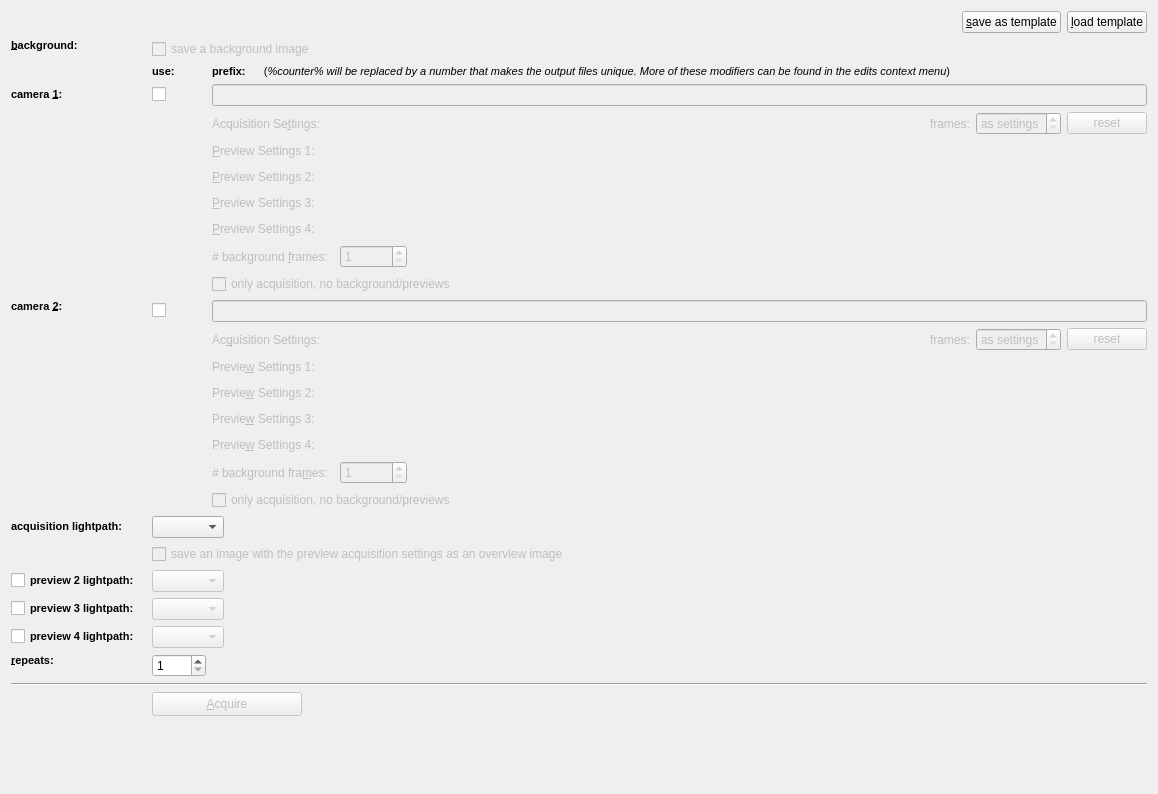
Before: the Qt Designer form plugins/spimb040/qfespimb040acquisitionconfigwidget2.ui in jkriege2/QuickFit3, drawn with Qt 5.
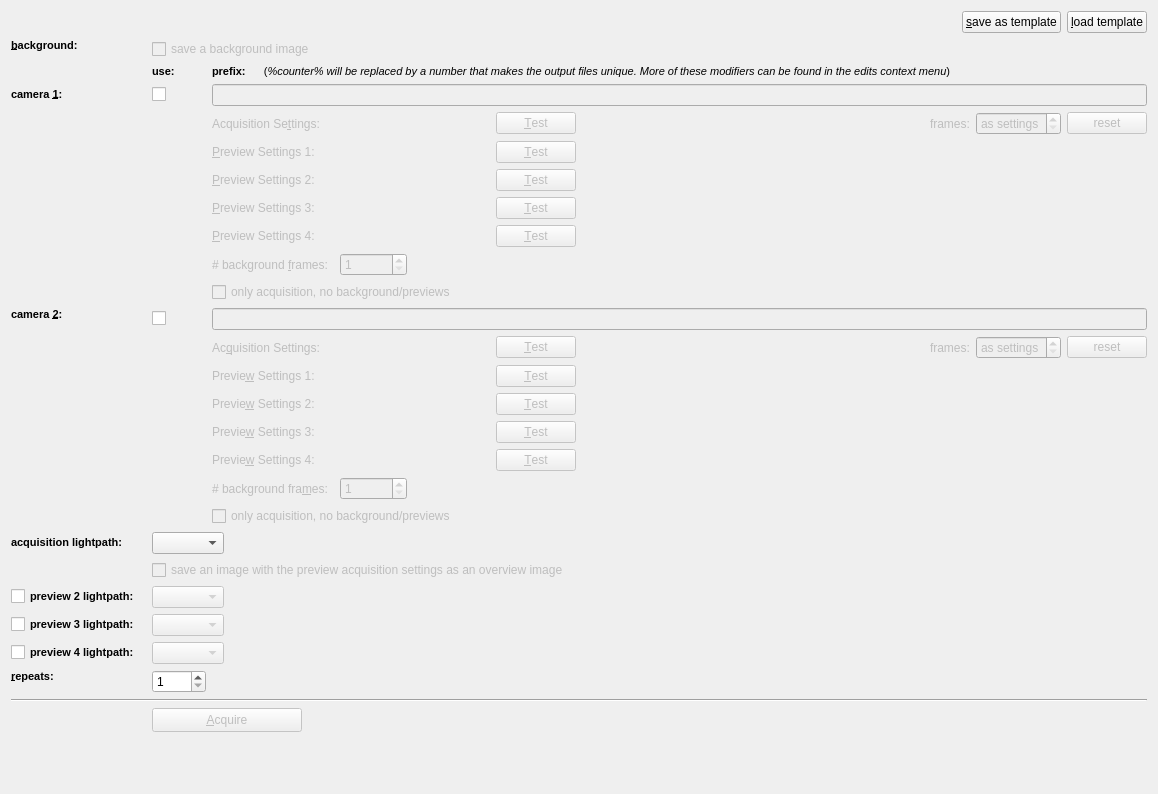
After: the same form once the commit is applied. Icons and pictures are not drawn. Custom widgets are drawn as their Qt base class.

Commit message: QuickFit3/stages: added a method getStageName() that returns the name of an axis QuickFit3/cam_testcamera: added DualView modes and a fixed grid testpattern QuickFit3/SPIMB040:   - move all "perform acquisition" code to the respective configuration widgets (TEST THIS!!!)   - added "Test" buttons to the image stack and acquisition config tabs that allow to quickly test the choosen camera/lightpath settinsg while the button is pressed

What changed in the file:
```diff
--- a/plugins/spimb040/qfespimb040acquisitionconfigwidget2.ui
+++ b/plugins/spimb040/qfespimb040acquisitionconfigwidget2.ui
@@ -223,6 +223,13 @@
           </property>
          </widget>
         </item>
+        <item>
+         <widget class="QPushButton" name="btnAcq1TestPreview4">
+          <property name="text">
+           <string>&amp;Test</string>
+          </property>
+         </widget>
+        </item>
         <item>
          <spacer name="horizontalSpacer_14">
           <property name="orientation">
@@ -253,6 +260,13 @@
           </property>
          </widget>
         </item>
+        <item>
+         <widget class="QPushButton" name="btnAcq1TestPreview3">
+          <property name="text">
+           <string>&amp;Test</string>
+          </property>
+         </widget>
+        </item>
         <item>
          <spacer name="horizontalSpacer_9">
           <property name="orientation">
@@ -336,6 +350,13 @@
            </property>
           </widget>
          </item>
+         <item>
+          <widget class="QPushButton" name="btnAcq1Test">
+           <property name="text">
+            <string>&amp;Test</string>
+           </property>
+          </widget>
+         </item>
          <item>
           <spacer name="horizontalSpacer_7">
            <property name="orientation">
@@ -430,6 +451,13 @@
           </property>
          </widget>
         </item>
+        <item>
+         <widget class="QPushButton" name="btnAcq1TestPreview2">
+          <property name="text">
+           <string>&amp;Test</string>
+          </property>
+         </widget>
+        </item>
         <item>
          <spacer name="horizontalSpacer_8">
           <property name="orientation">
@@ -480,6 +508,13 @@
           </property>
          </widget>
         </item>
+        <item>
+         <widget class="QPushButton" name="btnAcq1TestPreview1">
+          <property name="text">
+           <string>&amp;Test</string>
+          </property>
+         </widget>
+        </item>
         <item>
          <spacer name="horizontalSpacer_6">
           <property name="orientation">
@@ -711,6 +746,13 @@
           </property>
          </widget>
         </item>
+        <item>
+         <widget class="QPushButton" name="btnAcq2TestPreview2">
+          <property name="text">
+           <string>&amp;Test</string>
+          </property>
+         </widget>
+        </item>
         <item>
          <spacer name="horizontalSpacer_12">
           <property name="orientation">
@@ -751,6 +793,13 @@
           </property>
          </widget>
         </item>
+        <item>
+         <widget class="QPushButton" name="btnAcq2Test">
+          <property name="text">
+           <string>&amp;Test</string>
+          </property>
+         </widget>
+        </item>
         <item>
          <spacer name="horizontalSpacer_10">
           <property name="orientation">
@@ -814,6 +863,13 @@
           </property>
          </widget>
         </item>
+        <item>
+         <widget class="QPushButton" name="btnAcq2TestPreview1">
+          <property name="text">
+           <string>&amp;Test</string>
+          </property>
+         </widget>
+        </item>
         <item>
          <spacer name="horizontalSpacer_11">
           <property name="orientation">
@@ -927,6 +983,13 @@
           </property>
          </widget>
         </item>
+        <item>
+         <widget class="QPushButton" name="btnAcq2TestPreview3">
+          <property name="text">
+           <string>&amp;Test</string>
+          </property>
+         </widget>
+        </item>
         <item>
          <spacer name="horizontalSpacer_13">
           <property name="orientation">
@@ -957,6 +1020,13 @@
           </property>
          </widget>
         </item>
+        <item>
+         <widget class="QPushButton" name="btnAcq2TestPreview4">
+          <property name="text">
+           <string>&amp;Test</string>
+          </property>
+         </widget>
+        </item>
         <item>
          <spacer name="horizontalSpacer_15">
           <property name="orientation">
```
The commit also changes 27 other files.
